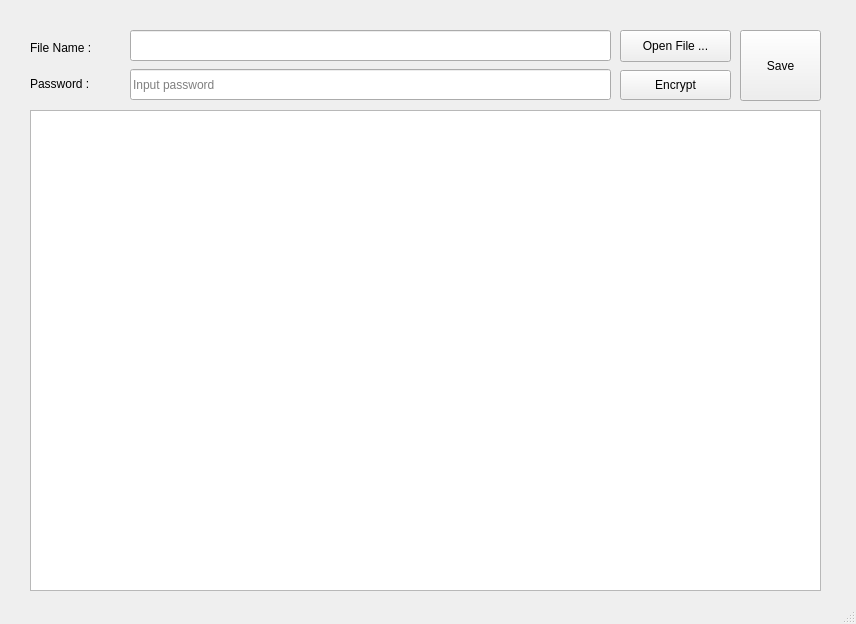
EdisoNewtong/Vector, file cpp/Qt/FileSafeBox/FileSafeBox/mainwindow.ui: the form before one commit.
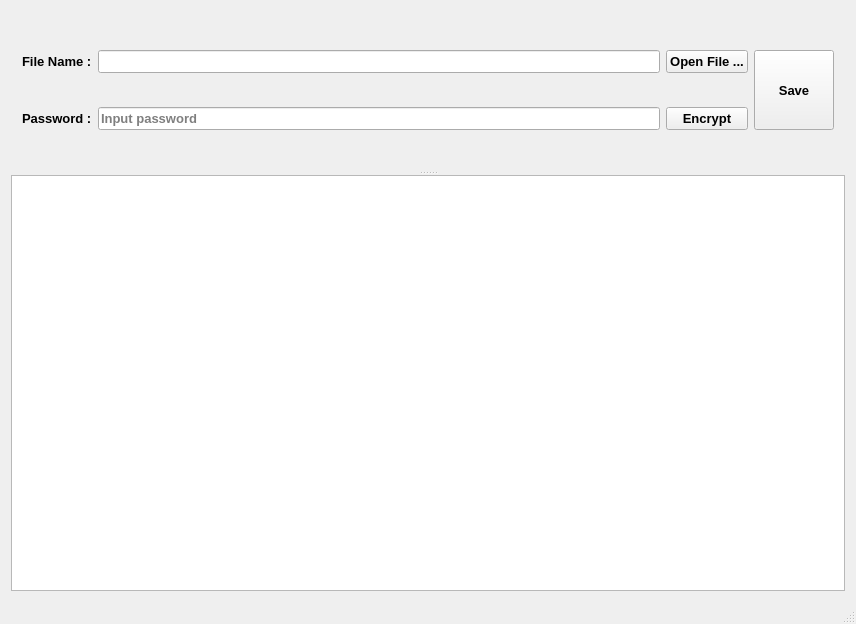
The form after the commit.

Commit message: [dev] Qt Update form view to  Layout Style

```diff
--- a/cpp/Qt/FileSafeBox/FileSafeBox/mainwindow.ui
+++ b/cpp/Qt/FileSafeBox/FileSafeBox/mainwindow.ui
@@ -17,76 +17,104 @@
    <bool>false</bool>
   </property>
   <widget class="QWidget" name="centralWidget">
-   <widget class="QPlainTextEdit" name="fileContent">
-    <property name="geometry">
-     <rect>
-      <x>30</x>
-      <y>110</y>
-      <width>791</width>
-      <height>481</height>
-     </rect>
-    </property>
-   </widget>
+   <layout class="QHBoxLayout" name="horizontalLayout">
+    <item>
+     <widget class="QSplitter" name="splitter">
+      <property name="orientation">
+       <enum>Qt::Vertical</enum>
+      </property>
+      <widget class="QWidget" name="">
+       <layout class="QGridLayout" name="gridLayout" columnstretch="2,22,3,3">
+        <item row="0" column="0">
+         <widget class="QLabel" name="label_1">
+          <property name="font">
+           <font>
+            <family>Arial</family>
+            <pointsize>10</pointsize>
+            <weight>75</weight>
+            <bold>true</bold>
+           </font>
+          </property>
+          <property name="text">
+           <string>File Name :</string>
+          </property>
+         </widget>
+        </item>
+        <item row="0" column="1">
    <widget class="QLineEdit" name="filenameDisplay">
-    <property name="geometry">
-     <rect>
-      <x>130</x>
-      <y>30</y>
-      <width>481</width>
-      <height>31</height>
-     </rect>
+          <property name="font">
+           <font>
+            <family>Arial</family>
+            <pointsize>10</pointsize>
+            <weight>75</weight>
+            <bold>true</bold>
+           </font>
     </property>
     <property name="readOnly">
      <bool>true</bool>
     </property>
    </widget>
-   <widget class="QLabel" name="label_1">
-    <property name="geometry">
-     <rect>
-      <x>30</x>
-      <y>38</y>
-      <width>81</width>
-      <height>20</height>
-     </rect>
-    </property>
-    <property name="text">
-     <string>File Name :</string>
-    </property>
-   </widget>
+        </item>
+        <item row="0" column="2">
    <widget class="QPushButton" name="openFileButton">
-    <property name="geometry">
-     <rect>
-      <x>620</x>
-      <y>30</y>
-      <width>111</width>
-      <height>32</height>
-     </rect>
+          <property name="font">
+           <font>
+            <family>Arial</family>
+            <pointsize>10</pointsize>
+            <weight>75</weight>
+            <bold>true</bold>
+           </font>
     </property>
     <property name="text">
      <string>Open File ...</string>
     </property>
    </widget>
+        </item>
+        <item row="0" column="3" rowspan="2">
+         <widget class="QPushButton" name="saveBtn">
+          <property name="sizePolicy">
+           <sizepolicy hsizetype="Minimum" vsizetype="Preferred">
+            <horstretch>0</horstretch>
+            <verstretch>0</verstretch>
+           </sizepolicy>
+          </property>
+          <property name="font">
+           <font>
+            <family>Arial</family>
+            <pointsize>10</pointsize>
+            <weight>75</weight>
+            <bold>true</bold>
+           </font>
+          </property>
+          <property name="text">
+           <string>Save</string>
+          </property>
+         </widget>
+        </item>
+        <item row="1" column="0">
    <widget class="QLabel" name="label_2">
-    <property name="geometry">
-     <rect>
-      <x>30</x>
-      <y>68</y>
-      <width>81</width>
-      <height>31</height>
-     </rect>
+          <property name="font">
+           <font>
+            <family>Arial</family>
+            <pointsize>10</pointsize>
+            <weight>75</weight>
+            <bold>true</bold>
+           </font>
     </property>
     <property name="text">
      <string>Password :</string>
     </property>
    </widget>
+        </item>
+        <item row="1" column="1">
    <widget class="QLineEdit" name="passwordInput">
-    <property name="geometry">
-     <rect>
-      <x>130</x>
-      <y>69</y>
-      <width>481</width>
-      <height>31</height>
-     </rect>
+          <property name="font">
+           <font>
+            <family>Arial</family>
+            <pointsize>10</pointsize>
+            <weight>75</weight>
+            <bold>true</bold>
+           </font>
     </property>
     <property name="echoMode">
      <enum>QLineEdit::Password</enum>
@@ -95,32 +123,35 @@
      <string>Input password</string>
     </property>
    </widget>
+        </item>
+        <item row="1" column="2">
    <widget class="QPushButton" name="encdecButton">
-    <property name="geometry">
-     <rect>
-      <x>620</x>
-      <y>70</y>
-      <width>111</width>
-      <height>30</height>
-     </rect>
+          <property name="font">
+           <font>
+            <family>Arial</family>
+            <pointsize>10</pointsize>
+            <weight>75</weight>
+            <bold>true</bold>
+           </font>
     </property>
     <property name="text">
      <string>Encrypt</string>
     </property>
    </widget>
-   <widget class="QPushButton" name="saveBtn">
-    <property name="geometry">
-     <rect>
-      <x>740</x>
-      <y>30</y>
-      <width>81</width>
-      <height>71</height>
-     </rect>
-    </property>
-    <property name="text">
-     <string>Save</string>
-    </property>
-   </widget>
+        </item>
+       </layout>
+      </widget>
+      <widget class="QPlainTextEdit" name="fileContent">
+       <property name="font">
+        <font>
+         <family>Arial</family>
+         <pointsize>12</pointsize>
+        </font>
+       </property>
+      </widget>
+     </widget>
+    </item>
+   </layout>
   </widget>
   <widget class="QStatusBar" name="statusbar"/>
  </widget>
```
Lines whose indentation alone changed are shown as unchanged. The commit also changes 7 other files.
